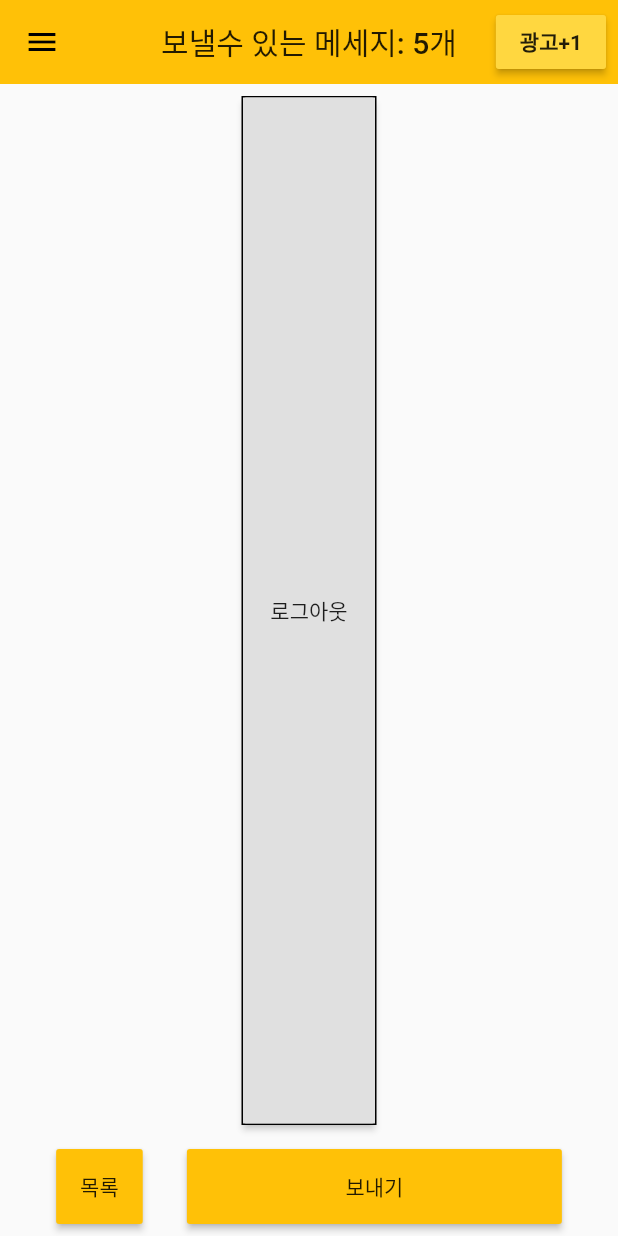
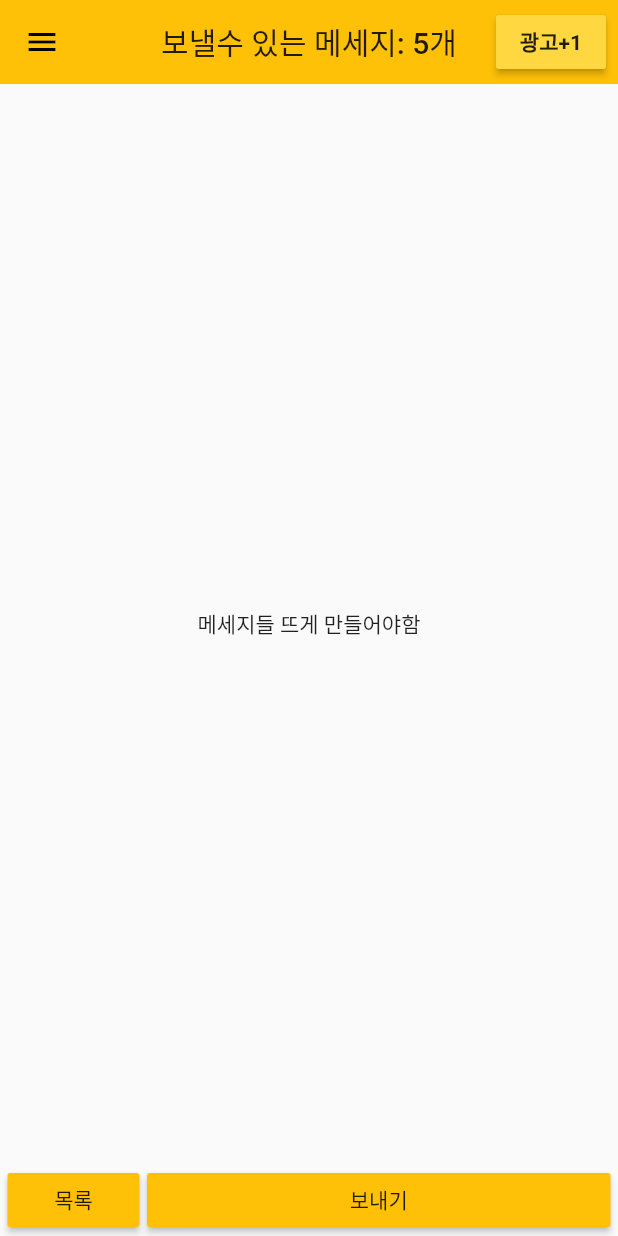
Before and after one commit to oaojjj/anony-chat, a Flutter app: the MainPage screen opened by its route, on a phone screen of 412 x 824 dp. Run offline on Flutter 3.47's test engine with Material 2 defaults, Android fonts, the light colour scheme and no system bars; our stand-ins replace firebase_auth, firebase_core, firebase_database, flutter_spinkit, fluttertoast, image_picker; accounts and stored records are empty.

Commit message:
fix: 회원가입 예외처리, 서비스 정보 ui

```diff
--- a/lib/model/member_info_model.dart
+++ b/lib/model/member_info_model.dart
@@ -19,7 +19,7 @@ class MemberInfoModel {
       member.id = await getTotalMemberCount() + 1;
 
       // 회원 번호로 관리하기 위해 테이블에 회원번호와 매핑되는 uid 추가
-      await db.reference().child(USER_IDS_TABLE).child('id').set({'${mAuth.currentUser.uid}': member.id});
+      await db.reference().child(USER_IDS_TABLE).child('id').child('${mAuth.currentUser.uid}').set(member.id);
       await db.reference().child(USER_IDS_TABLE).update({'count': member.id});
 
       // 회원 정보 등록(최종회원가입)
--- a/lib/routes.dart
+++ b/lib/routes.dart
@@ -1,11 +1,13 @@
-import 'package:anony_chat/ui/view/home/main_home_page.dart';
-import 'package:anony_chat/ui/view/home/profile_page.dart';
-import 'package:anony_chat/ui/view/intro/intro_page.dart';
-import 'package:anony_chat/ui/view/intro/register_page.dart';
-import 'package:anony_chat/ui/view/intro/student_card_certification_page.dart';
-import 'package:anony_chat/ui/view/intro/terms_content_page.dart';
-import 'package:anony_chat/ui/view/intro/terms_of_service_page.dart';
 import 'package:flutter/material.dart';
+
+import 'ui/view/home/main_home_page.dart';
+import 'ui/view/home/profile_page.dart';
+import 'ui/view/home/service_info_page.dart';
+import 'ui/view/intro/intro_page.dart';
+import 'ui/view/intro/register_page.dart';
+import 'ui/view/intro/student_card_certification_page.dart';
+import 'ui/view/intro/terms_content_page.dart';
+import 'ui/view/intro/terms_of_service_page.dart';
 
 final routes = {
   //'/': (BuildContext context) => IntroPage(),
@@ -16,4 +18,5 @@ final routes = {
   '/stdCardCertification': (BuildContext context) => SCCertification(),
   '/main': (BuildContext context) => MainPage(),
   '/profile': (BuildContext context) => ProfilePage(),
+  '/serviceInfo': (BuildContext context) => ServiceInfoPage()
 };
--- a/lib/ui/view/home/main_home_page.dart
+++ b/lib/ui/view/home/main_home_page.dart
@@ -1,4 +1,3 @@
-import 'package:anony_chat/model/member_info_model.dart';
 import 'package:firebase_auth/firebase_auth.dart';
 import 'package:flutter/material.dart';
 
@@ -22,13 +21,12 @@ class _MainPageState extends State<MainPage> {
               ListTile(
                 leading: Icon(Icons.account_circle, size: 28.0),
                 title: Text('내 프로필', style: TextStyle(fontSize: 20.0)),
-                onTap: () => {Navigator.pushNamed(context, '/profile')},
+                onTap: () => Navigator.pushNamed(context, '/profile'),
               ),
               ListTile(
                 leading: Icon(Icons.report, size: 28.0),
                 title: Text('신고 내역', style: TextStyle(fontSize: 20.0)),
-                onTap: () {
-                },
+                onTap: () {},
               ),
               ListTile(
                 leading: Icon(Icons.store, size: 28.0),
@@ -38,7 +36,7 @@ class _MainPageState extends State<MainPage> {
               ListTile(
                 leading: Icon(Icons.settings, size: 28.0),
                 title: Text('서비스 정보', style: TextStyle(fontSize: 20.0)),
-                onTap: () {},
+                onTap: () => Navigator.pushNamed(context, '/serviceInfo'),
               )
             ],
           ),
@@ -68,34 +66,26 @@ class _MainPageState extends State<MainPage> {
             mainAxisAlignment: MainAxisAlignment.end,
             children: [
               Expanded(
-                child: Padding(
-                  padding: const EdgeInsets.all(8.0),
-                  child: Container(
-                    child: RaisedButton(
-                        child: Text('로그아웃'),
-                        onPressed: () => FirebaseAuth.instance.signOut()),
-                    decoration:
-                        BoxDecoration(border: Border.all(color: Colors.black)),
-                  ),
-                ),
+                child: Center(child: Text('메세지들 뜨게 만들어야함')),
               ),
-              Padding(
-                padding: const EdgeInsets.all(8.0),
-                child: Row(
-                  mainAxisAlignment: MainAxisAlignment.spaceEvenly,
-                  children: [
-                    ButtonTheme(
-                        height: 50.0,
-                        minWidth: 50.0,
+              Row(
+                mainAxisAlignment: MainAxisAlignment.spaceEvenly,
+                children: [
+                  Flexible(
+                    fit: FlexFit.loose,
+                    flex: 1,
+                    child: ButtonTheme(
                         child:
                             RaisedButton(child: Text('목록'), onPressed: () {})),
-                    ButtonTheme(
-                        height: 50.0,
-                        minWidth: 250.0,
+                  ),
+                  Flexible(
+                    flex: 3,
+                    fit: FlexFit.tight,
+                    child: ButtonTheme(
                         child:
-                            RaisedButton(child: Text('보내기'), onPressed: () {}))
-                  ],
-                ),
+                            RaisedButton(child: Text('보내기'), onPressed: () {})),
+                  )
+                ],
               ),
             ],
           ),
--- a/pubspec.yaml
+++ b/pubspec.yaml
@@ -35,6 +35,7 @@ dependencies:
   firebase_database: ^4.0.0 #파이어베이스 realtime database
   flutter_spinkit: ^4.1.2+1 #로딩위젯
   async: ^2.3.0 #캐쉬
+  fluttertoast: ^7.0.4 #플러터 토스트
 
 dev_dependencies:
   flutter_test:
```
Also changed, not shown: lib/ui/view/home/service_info_page.dart (added, +46 -0 lines), lib/ui/view/intro/register_page.dart (+26 -11 lines), pubspec.lock.
